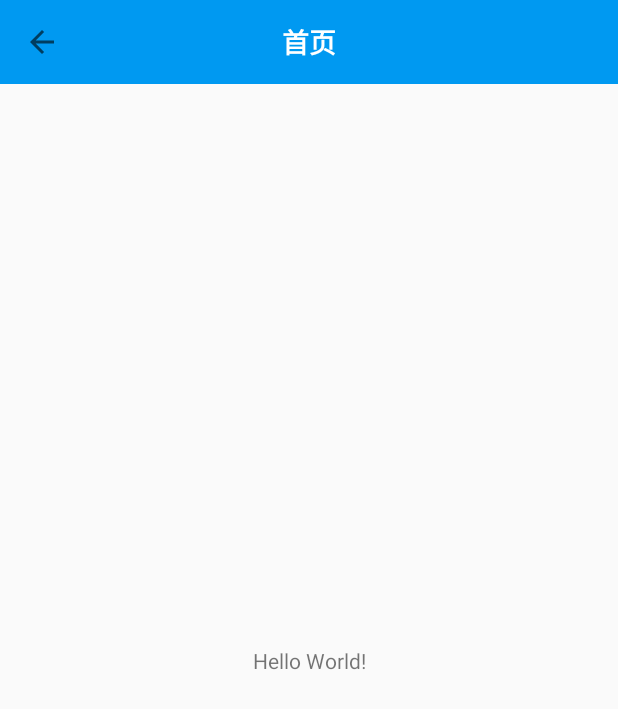
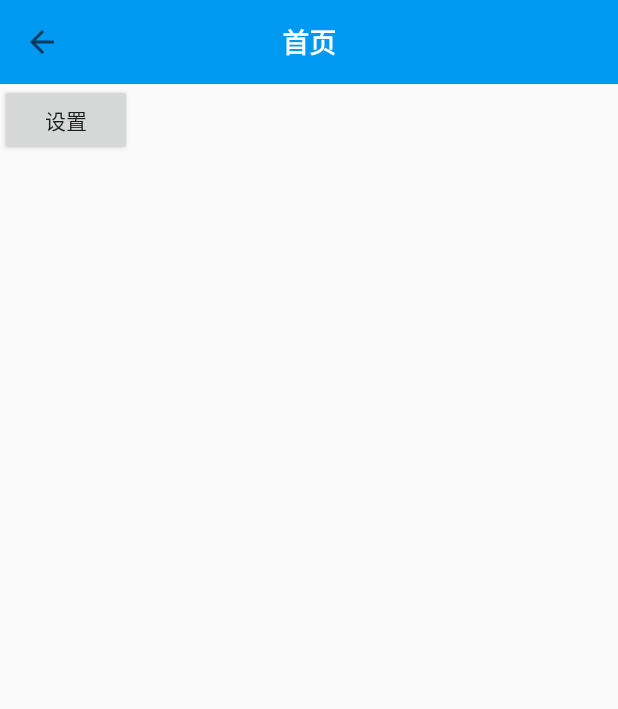
Before and after one commit to wangenzhao/InclinationTrust, an Android app: the screen it shows after launch (MainActivity), on a phone screen of 412 x 824 dp. Shown: the top 709 px of the screen. Run offline under Robolectric (Android 15) with nearby library versions, the phone set to English and light mode, and no system bars.

Commit message:
新增设置页面

```diff
--- a/app/src/main/AndroidManifest.xml
+++ b/app/src/main/AndroidManifest.xml
@@ -17,6 +17,7 @@
                 <category android:name="android.intent.category.LAUNCHER" />
             </intent-filter>
         </activity>
+        <activity android:name=".ui.SettingActivity" />
     </application>
 
 </manifest>
--- a/app/src/main/res/layout/activity_main.xml
+++ b/app/src/main/res/layout/activity_main.xml
@@ -1,18 +1,14 @@
 <?xml version="1.0" encoding="utf-8"?>
-<android.support.constraint.ConstraintLayout xmlns:android="http://schemas.android.com/apk/res/android"
-    xmlns:app="http://schemas.android.com/apk/res-auto"
+<RelativeLayout xmlns:android="http://schemas.android.com/apk/res/android"
     xmlns:tools="http://schemas.android.com/tools"
     android:layout_width="match_parent"
     android:layout_height="match_parent"
     tools:context="com.inclination.trust.MainActivity">
 
-    <TextView
+    <Button
         android:layout_width="wrap_content"
         android:layout_height="wrap_content"
-        android:text="Hello World!"
-        app:layout_constraintBottom_toBottomOf="parent"
-        app:layout_constraintLeft_toLeftOf="parent"
-        app:layout_constraintRight_toRightOf="parent"
-        app:layout_constraintTop_toTopOf="parent" />
+        android:text="设置"
+        android:onClick="openSetting"/>
 
-</android.support.constraint.ConstraintLayout>
+</RelativeLayout>
```
Also changed, not shown: app/src/main/java/com/inclination/trust/MainActivity.java (+10 -0 lines), app/src/main/java/com/inclination/trust/ui/SettingActivity.java (added, +21 -0 lines), app/src/main/res/layout/activity_setting.xml (added, +25 -0 lines).
